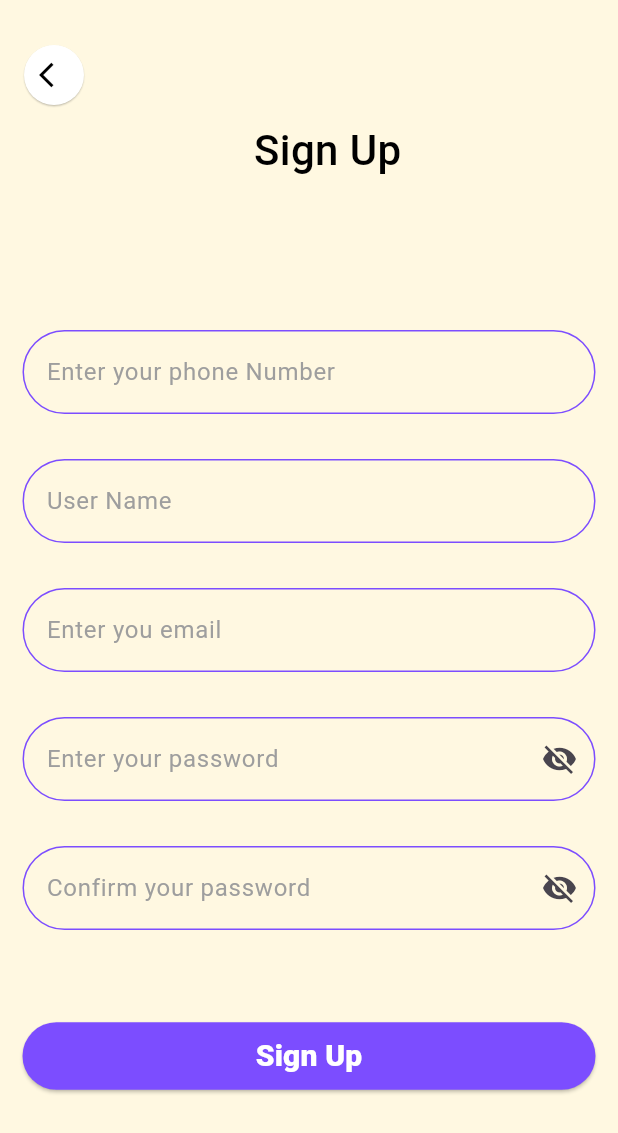
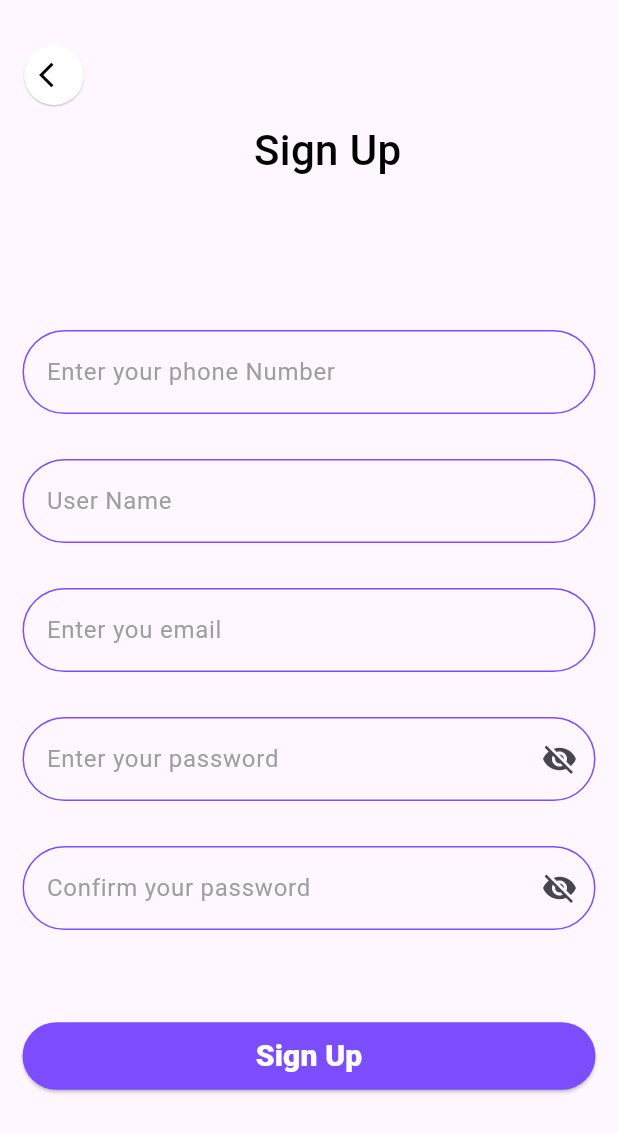
Before and after one commit to AdelAwwad/Chat-App2, a Flutter app: the screen it shows after launch, after a tap on "Sign Up", on a phone screen of 412 x 824 dp. Shown: the top 1133 px of the screen. Run offline on Flutter 3.47's test engine with Material 3 defaults, Android fonts, the phone set to English and light mode, and no system bars; our stand-ins replace shared_preferences.

Commit message:
upload 4

```diff
--- a/flutter_application_1/lib/chatApp/OnBoarding/LogIn.dart
+++ b/flutter_application_1/lib/chatApp/OnBoarding/LogIn.dart
@@ -23,7 +23,7 @@ class _LogInPageState extends State<LogInPage> {
     _initializePrefs();
   }
   void _NavigateToSignUp(){
-    Navigator.push(context, MaterialPageRoute(builder: (context ) => SignupPage()));
+    Navigator.push(context, MaterialPageRoute(builder: (context ) => const SignupPage()));
   }
 
   void _initializePrefs() async {
@@ -164,7 +164,7 @@ class _LogInPageState extends State<LogInPage> {
           padding: const EdgeInsets.symmetric(vertical: 8),
         ),
 
-        child: SizedBox(
+        child: const SizedBox(
           width: double.infinity,
           child: Text("Sign In",
             textAlign: TextAlign.center,
@@ -182,7 +182,7 @@ class _LogInPageState extends State<LogInPage> {
     return Row(
       mainAxisAlignment: MainAxisAlignment.center,
       children: [
-        Text("Don't have an account?",
+        const Text("Don't have an account?",
           style: TextStyle(
             // fontFamily: 'AIR',
             fontWeight: FontWeight.w600,
@@ -191,7 +191,7 @@ class _LogInPageState extends State<LogInPage> {
         ),
         TextButton(onPressed: _NavigateToSignUp,
 
-            child:  Text("Sign Up",
+            child:  const Text("Sign Up",
     style: TextStyle(
     // fontFamily: 'AIR',
     fontWeight: FontWeight.w800,
--- a/flutter_application_1/lib/chatApp/OnBoarding/SignUp.dart
+++ b/flutter_application_1/lib/chatApp/OnBoarding/SignUp.dart
@@ -47,7 +47,7 @@ class _SignupPageState extends State<SignupPage> {
     return Container(
         decoration: const BoxDecoration(color: Color(0xFFFFF8E1)),
         child: Scaffold(
-          backgroundColor: Colors.transparent,
+
           floatingActionButtonLocation: FloatingActionButtonLocation.startTop,
           floatingActionButton: Padding(
             padding: const EdgeInsets.only(top: 30),
```
